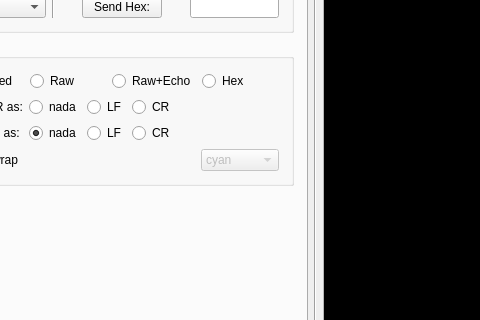
Old version of the form mainWindow.ui in the repository strawbot/TimbreTalk; both pictures show x 94 to 574 and y 96 to 416 of the 1046 by 644 pixel window.
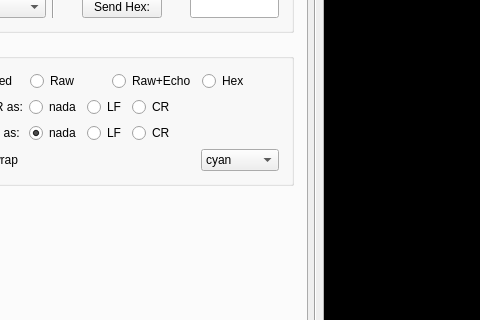
New version of the form. The open tabs and pages were chosen to show the change.

```diff
--- a/mainWindow.ui
+++ b/mainWindow.ui
@@ -809,7 +809,7 @@
                  <item>
                   <widget class="QComboBox" name="textColor">
                    <property name="enabled">
-                    <bool>false</bool>
+                    <bool>true</bool>
                    </property>
                    <property name="sizePolicy">
                     <sizepolicy hsizetype="Fixed" vsizetype="Fixed">
```
